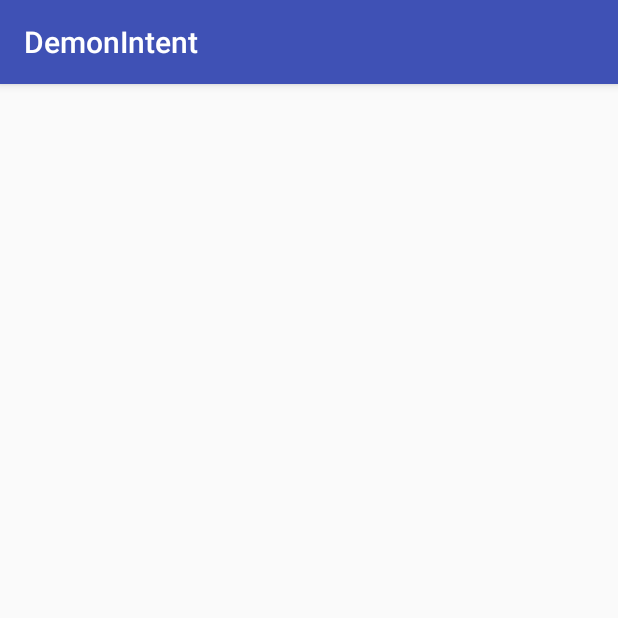
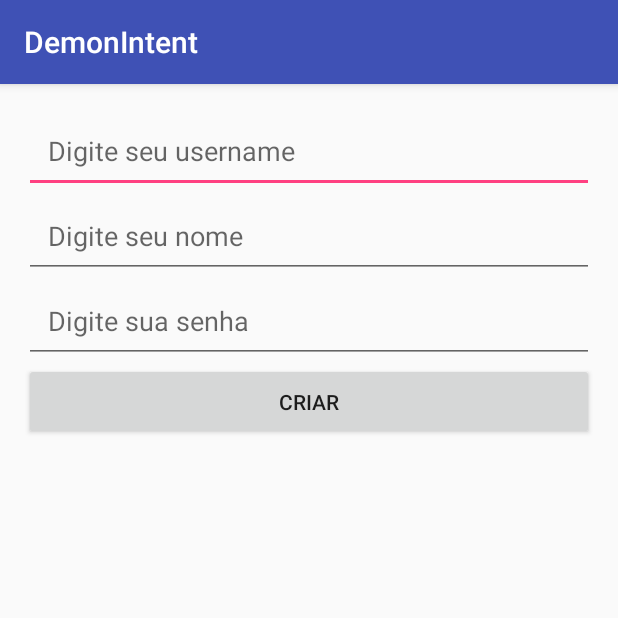
Before and after one commit to douglasaraujo2/DemonIntent, an Android app: the NovoUsuarioActivity screen opened directly, with no data from a screen before it, on a phone screen of 412 x 824 dp, the top half of it. Run offline under Robolectric (Android 15) with nearby library versions, the phone set to English and light mode, and no system bars.

```diff
--- a/app/build.gradle
+++ b/app/build.gradle
@@ -26,4 +26,7 @@ dependencies {
     })
     compile 'com.android.support:appcompat-v7:25.1.0'
     testCompile 'junit:junit:4.12'
+
+    compile 'com.jakewharton:butterknife:8.6.0'
+    annotationProcessor 'com.jakewharton:butterknife-compiler:8.6.0'
 }
--- a/app/src/main/AndroidManifest.xml
+++ b/app/src/main/AndroidManifest.xml
@@ -10,12 +10,16 @@
         android:theme="@style/AppTheme">
         <activity android:name=".LoginActivity">
             <intent-filter>
+                <action android:name="LoginActivity" />
                 <action android:name="android.intent.action.MAIN" />
 
                 <category android:name="android.intent.category.LAUNCHER" />
             </intent-filter>
         </activity>
-        <activity android:name=".NovoUsuarioActivity"></activity>
+        <activity android:name=".NovoUsuarioActivity">
+            <action android:name="NovoUsuarioActivity" />
+
+        </activity>
     </application>
 
 </manifest>
--- a/app/src/main/java/douglas/android/com/demonintent/NovoUsuarioActivity.java
+++ b/app/src/main/java/douglas/android/com/demonintent/NovoUsuarioActivity.java
@@ -10,4 +10,7 @@ public class NovoUsuarioActivity extends AppCompatActivity {
         super.onCreate(savedInstanceState);
         setContentView(R.layout.activity_novo_usuario);
     }
+
+
+
 }
--- a/app/src/main/res/layout/activity_login.xml
+++ b/app/src/main/res/layout/activity_login.xml
@@ -18,7 +18,8 @@
     <Button
         style="@style/baseButton"
         android:text="@string/login_text"
-        android:id="@+id/btnConectar"/>
+        android:id="@+id/btnConectar"
+        android:onClick="conectar"/>
     <TextView
         style="@style/baseTextViewCriar"
         android:text="@string/novo_user_text"
--- a/app/src/main/res/layout/activity_novo_usuario.xml
+++ b/app/src/main/res/layout/activity_novo_usuario.xml
@@ -1,13 +1,31 @@
 <?xml version="1.0" encoding="utf-8"?>
-<RelativeLayout xmlns:android="http://schemas.android.com/apk/res/android"
+<LinearLayout xmlns:android="http://schemas.android.com/apk/res/android"
     xmlns:tools="http://schemas.android.com/tools"
-    android:id="@+id/activity_novo_usuario"
+    android:id="@+id/activity_main"
     android:layout_width="match_parent"
     android:layout_height="match_parent"
-    android:paddingBottom="@dimen/activity_vertical_margin"
-    android:paddingLeft="@dimen/activity_horizontal_margin"
-    android:paddingRight="@dimen/activity_horizontal_margin"
-    android:paddingTop="@dimen/activity_vertical_margin"
+    android:orientation="vertical"
+    android:padding="@dimen/padding_default"
     tools:context="douglas.android.com.demonintent.NovoUsuarioActivity">
 
-</RelativeLayout>
+    <EditText
+        android:id="@+id/etUser"
+        style="@style/baseEditText"
+        android:hint="@string/hint_username" />
+
+    <EditText
+        android:id="@+id/etNome"
+        style="@style/baseEditTextSenah"
+        android:hint="@string/hint_nome" />
+
+    <EditText
+        android:id="@+id/etPass"
+        style="@style/baseEditTextSenah"
+        android:hint="@string/hint_senha" />
+
+    <Button
+        android:id="@+id/btnConectar"
+        style="@style/baseButton"
+        android:text="@string/criar_text" />
+
+</LinearLayout>
--- a/app/src/main/res/values/strings.xml
+++ b/app/src/main/res/values/strings.xml
@@ -5,4 +5,7 @@
     <string name="senha_text">Senha</string>
     <string name="hint_senha">Digite sua senha</string>
     <string name="novo_user_text">Sou novo usuário</string>
+    <string name="hint_username">Digite seu username</string>
+    <string name="hint_nome">Digite seu nome</string>
+    <string name="criar_text">criar</string>
 </resources>
```
Also changed, not shown: app/src/main/java/douglas/android/com/demonintent/LoginActivity.java (+14 -0 lines).
